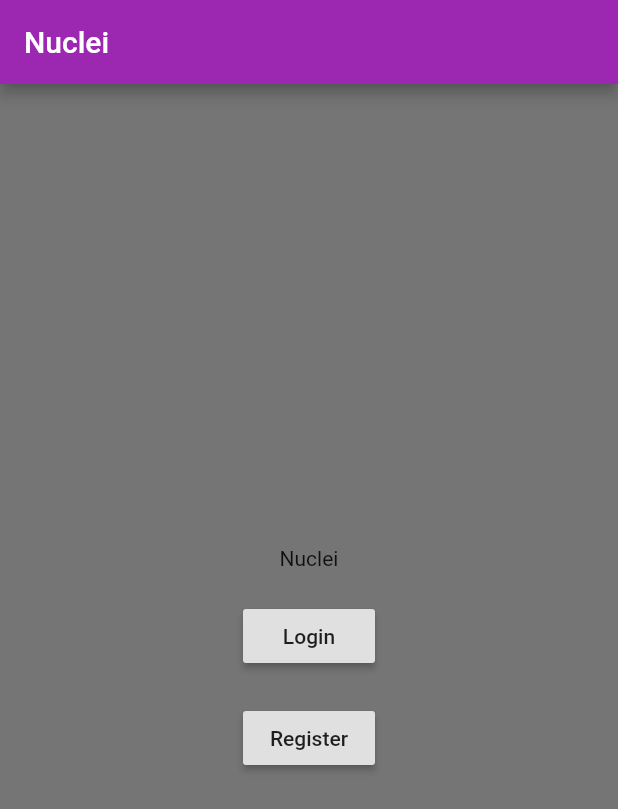
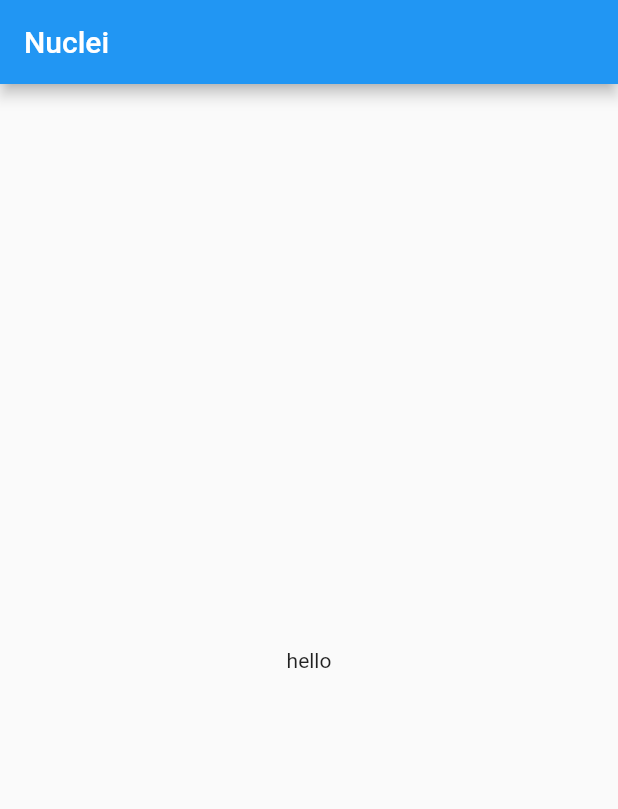
Before and after one commit to Wizock/Nuclei, a Flutter app: the screen it shows after launch, on a phone screen of 412 x 824 dp. Shown: the top 809 px of the screen. Run offline on Flutter 3.47's test engine with Material 2 defaults, Android fonts, the phone set to English and light mode, and no system bars; our stand-ins replace flutter_secure_storage; missing offline and left inert: flutter_secure_storage_web.

Commit message:
login required handled :)

```diff
--- /dev/null
+++ b/nuclei_frontend/lib/interface/home.dart
@@ -0,0 +1,24 @@
+// write home page
+// Language: dart
+import 'package:flutter/material.dart';
+
+class HomePage extends StatelessWidget {
+  const HomePage({Key? key}) : super(key: key);
+
+  @override
+  Widget build(BuildContext context) {
+    return Scaffold(
+      appBar: AppBar(
+        title: const Text('Nuclei'),
+      ),
+      body: Center(
+        child: Column(
+          mainAxisAlignment: MainAxisAlignment.center,
+          children: const <Widget>[
+            Text('hello'),
+          ],
+        ),
+      ),
+    );
+  }
+}
--- a/nuclei_frontend/lib/main.dart
+++ b/nuclei_frontend/lib/main.dart
@@ -2,7 +2,9 @@
 
 import 'package:flutter/material.dart';
 import 'auth/login.dart';
+import 'interface/home.dart';
 import 'auth/register.dart';
+import 'package:flutter_secure_storage/flutter_secure_storage.dart';
 
 void main() {
   runApp(const IndexPage());
@@ -12,7 +14,12 @@ class IndexPage extends StatelessWidget {
   const IndexPage({Key? key}) : super(key: key);
 
   @override
+  // check if the user is logged in by checking the local storage
+
   Widget build(BuildContext context) {
+    const storage = const FlutterSecureStorage();
+    final token = storage.read(key: "token");
+    if (token == null) {
       return MaterialApp(
           title: 'Flutter Demo',
           theme: ThemeData(
@@ -58,5 +65,10 @@ class IndexPage extends StatelessWidget {
               ),
             ),
           ));
+    } else {
+      return const MaterialApp(
+        home: HomePage(),
+      );
     }
   }
+}
--- a/nuclei_frontend/pubspec.yaml
+++ b/nuclei_frontend/pubspec.yaml
@@ -35,6 +35,7 @@ dependencies:
   # The following adds the Cupertino Icons font to your application.
   # Use with the CupertinoIcons class for iOS style icons.
   cupertino_icons: ^1.0.2
+  flutter_secure_storage: ^5.0.2
 
 dev_dependencies:
   flutter_test:
```
Also changed, not shown: nuclei_frontend/lib/auth/login.dart (+17 -0 lines), nuclei_frontend/lib/generated_plugin_registrant.dart (added, +17 -0 lines), nuclei_frontend/pubspec.lock, 8 other files. Lines whose indentation alone changed are shown as unchanged.
